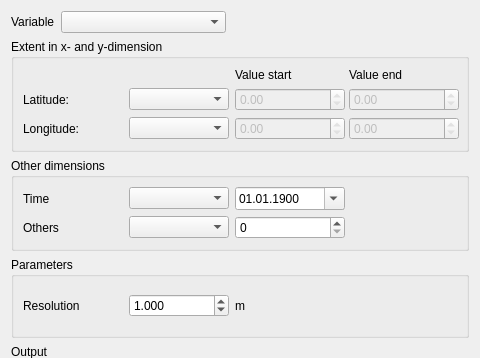
Old version of the form Applications/DataExplorer/NetCdfDialog/NetCdfConfigure.ui in the repository ufz/ogs; both pictures show x 0 to 480 and y 0 to 358 of the 480 by 520 pixel window.
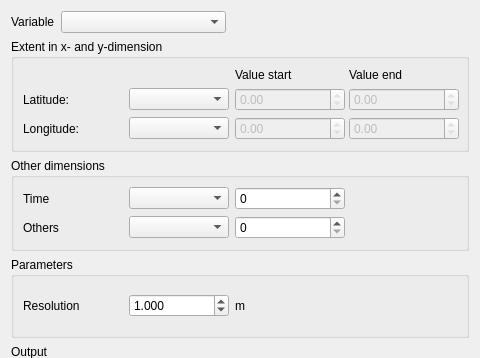
New version of the form.

Commit message: adjusted code to work with netcdf-cxx4 library

What changed in the file:
```diff
--- a/Applications/DataExplorer/NetCdfDialog/NetCdfConfigure.ui
+++ b/Applications/DataExplorer/NetCdfDialog/NetCdfConfigure.ui
@@ -167,68 +167,6 @@
         </property>
        </widget>
       </item>
-      <item row="0" column="2">
-       <widget class="QDateTimeEdit" name="dateTimeEditDim3">
-        <property name="minimumSize">
-         <size>
-          <width>110</width>
-          <height>0</height>
-         </size>
-        </property>
-        <property name="maximumSize">
-         <size>
-          <width>110</width>
-          <height>16777215</height>
-         </size>
-        </property>
-        <property name="autoFillBackground">
-         <bool>false</bool>
-        </property>
-        <property name="dateTime">
-         <datetime>
-          <hour>0</hour>
-          <minute>0</minute>
-          <second>0</second>
-          <year>1900</year>
-          <month>1</month>
-          <day>1</day>
-         </datetime>
-        </property>
-        <property name="date">
-         <date>
-          <year>1900</year>
-          <month>1</month>
-          <day>1</day>
-         </date>
-        </property>
-        <property name="maximumDateTime">
-         <datetime>
-          <hour>23</hour>
-          <minute>59</minute>
-          <second>59</second>
-          <year>2200</year>
-          <month>12</month>
-          <day>31</day>
-         </datetime>
-        </property>
-        <property name="minimumDateTime">
-         <datetime>
-          <hour>0</hour>
-          <minute>0</minute>
-          <second>0</second>
-          <year>1900</year>
-          <month>1</month>
-          <day>1</day>
-         </datetime>
-        </property>
-        <property name="displayFormat">
-         <string>dd.MM.yyyy</string>
-        </property>
-        <property name="calendarPopup">
-         <bool>true</bool>
-        </property>
-       </widget>
-      </item>
       <item row="3" column="3">
        <spacer name="horizontalSpacer_8">
         <property name="orientation">
@@ -255,6 +193,9 @@
         </property>
        </spacer>
       </item>
+      <item row="0" column="2">
+       <widget class="QSpinBox" name="dateTimeEditDim3"/>
+      </item>
      </layout>
     </widget>
    </item>
```
Left out of the diff: 1 changed line with no effect on the pictures. The commit also changes 2 other files.
